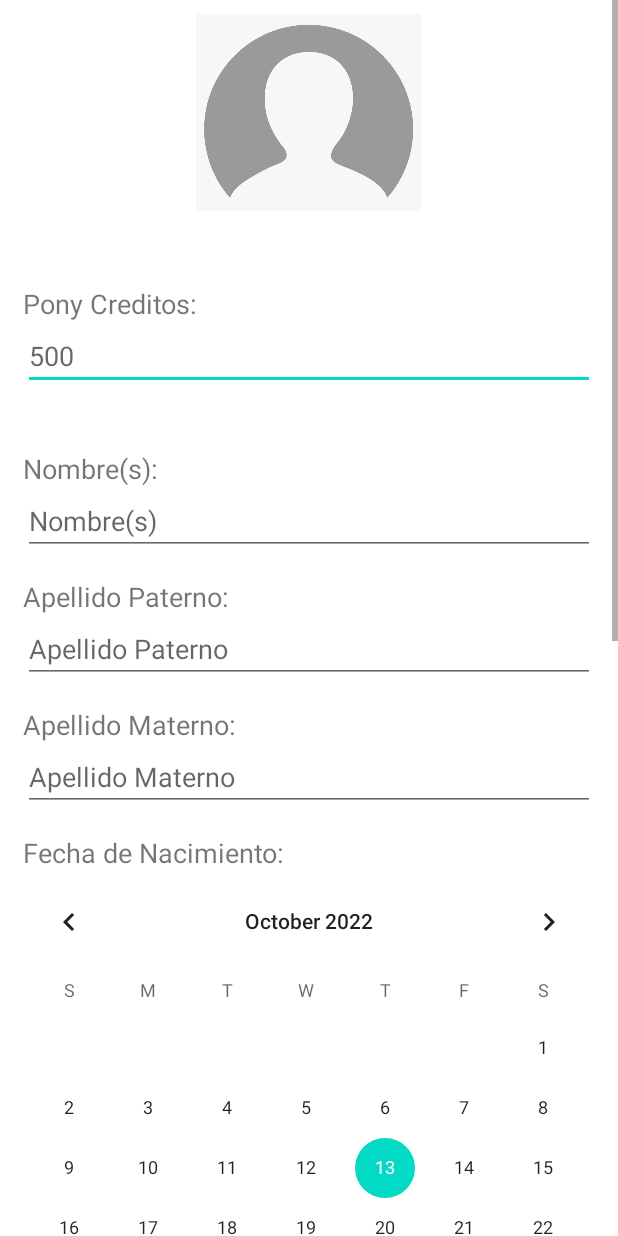
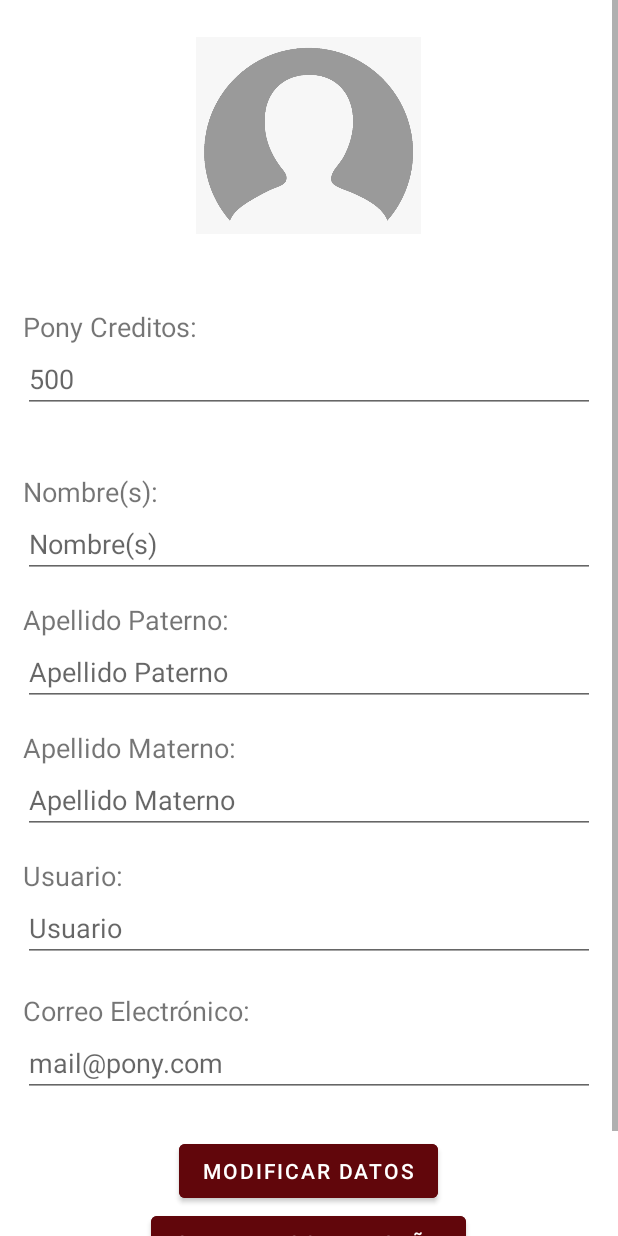
Before and after one commit to ALFREDOITM/PonyCafe, an Android app: the layout activity_user_profile.xml on its own in the app's theme, with its tools: preview values and no code run, on a phone screen of 412 x 824 dp. Run offline under Robolectric (Android 15) with nearby library versions, the light colour scheme and no system bars.

Commit message:
modificado el registro y la vision de usuario

```diff
--- a/app/build.gradle
+++ b/app/build.gradle
@@ -22,6 +22,9 @@ android {
             proguardFiles getDefaultProguardFile('proguard-android-optimize.txt'), 'proguard-rules.pro'
         }
     }
+    buildFeatures{
+        viewBinding true
+    }
     compileOptions {
         sourceCompatibility JavaVersion.VERSION_1_8
         targetCompatibility JavaVersion.VERSION_1_8
--- a/app/src/main/AndroidManifest.xml
+++ b/app/src/main/AndroidManifest.xml
@@ -27,6 +27,7 @@
         <activity android:name=".StoreMainActivity"></activity>
         <activity android:name=".NewUserActivity"></activity>
         <activity android:name=".SelectedItemActivity"></activity>
+        <activity android:name=".UserProfile"></activity>
     </application>
 
 </manifest>
--- a/app/src/main/java/org/example/ponycafe/MainActivity.kt
+++ b/app/src/main/java/org/example/ponycafe/MainActivity.kt
@@ -28,4 +28,8 @@ class MainActivity : AppCompatActivity() {
         val start = Intent(this, NewUserActivity::class.java)
         startActivity(start)
     }
+    fun userProfile(view: View?) {
+        val start = Intent(this, UserProfile::class.java)
+        startActivity(start)
+    }
 }
--- a/app/src/main/res/layout/activity_user_profile.xml
+++ b/app/src/main/res/layout/activity_user_profile.xml
@@ -17,6 +17,7 @@
             android:layout_height="150dp"
             android:layout_gravity="center"
             android:src="@drawable/user2"
+            android:layout_marginTop="15dp"
             />
         <TextView
             android:id="@+id/tvCredit"
@@ -35,7 +36,10 @@
             android:hint="500"
             android:inputType="text"
             android:maxLines="1"
-            android:clickable="false"/>
+            android:clickable="false"
+            android:focusable="false"
+            android:cursorVisible="false"
+            android:focusableInTouchMode="false"/>
 
         <TextView
             android:id="@+id/tvName"
@@ -55,7 +59,10 @@
             android:hint="Nombre(s)"
             android:inputType="text"
             android:maxLines="1"
-            android:clickable="false"/>
+            android:clickable="false"
+            android:focusable="false"
+            android:cursorVisible="false"
+            android:focusableInTouchMode="false"/>
 
         <TextView
             android:id="@+id/tvFatherLastName"
@@ -75,7 +82,10 @@
             android:hint="Apellido Paterno"
             android:inputType="text"
             android:maxLines="1"
-            android:clickable="false"/>
+            android:clickable="false"
+            android:focusable="false"
+            android:cursorVisible="false"
+            android:focusableInTouchMode="false"/>
 
         <TextView
             android:id="@+id/tvMotherLastName"
@@ -95,22 +105,10 @@
             android:hint="Apellido Materno"
             android:inputType="text"
             android:maxLines="1"
-            android:clickable="false"/>
-
-        <TextView
-            android:id="@+id/tvBirthDate"
-            android:layout_width="wrap_content"
-            android:layout_height="wrap_content"
-            android:layout_marginLeft="15dp"
-            android:layout_marginTop="15dp"
-            android:text="Fecha de Nacimiento:"
-            android:textSize="18sp" />
-
-        <CalendarView
-            android:id="@+id/calendarView"
-            android:layout_width="match_parent"
-            android:layout_height="wrap_content"
-            android:clickable="false"/>
+            android:clickable="false"
+            android:focusable="false"
+            android:cursorVisible="false"
+            android:focusableInTouchMode="false"/>
 
         <TextView
             android:id="@+id/tvUser"
@@ -132,69 +130,11 @@
             android:hint="Usuario"
             android:inputType="text"
             android:maxLines="1"
-            android:clickable="false"/>
+            android:clickable="false"
+            android:focusable="false"
+            android:cursorVisible="false"
+            android:focusableInTouchMode="false"/>
 
-
-        <TextView
-            android:id="@+id/tvUserType"
-            android:layout_width="wrap_content"
-            android:layout_height="wrap_content"
-            android:layout_marginLeft="15dp"
-            android:layout_marginTop="20dp"
-            android:layout_marginRight="15dp"
-            android:text="Tipo de Usuario:"
-            android:textSize="18sp" />
-
-        <RadioGroup
-            android:layout_width="match_parent"
-            android:layout_height="wrap_content"
-            android:layout_marginLeft="15dp"
-            android:layout_marginRight="15dp"
-            android:clickable="false">
-
-            <RadioButton
-                android:layout_width="match_parent"
-                android:layout_height="wrap_content"
-                android:text="Estudiante Lenguas" />
-
-            <RadioButton
-                android:layout_width="match_parent"
-                android:layout_height="wrap_content"
-                android:text="Estudiante Ingenieria/licenciatura" />
-
-            <RadioButton
-                android:layout_width="match_parent"
-                android:layout_height="wrap_content"
-                android:text="Visitante" />
-
-
-            <RadioButton
-                android:layout_width="wrap_content"
-                android:layout_height="wrap_content"
-                android:text="Personal del Instituto" />
-
-        </RadioGroup>
-
-        <TextView
-            android:id="@+id/tvControlNumber"
-            android:layout_width="wrap_content"
-            android:layout_height="wrap_content"
-            android:layout_marginLeft="15dp"
-            android:layout_marginTop="20dp"
-            android:layout_marginRight="15dp"
-            android:text="Número de Control:"
-            android:textSize="18sp" />
-
-        <EditText
-            android:id="@+id/etControlNumber"
-            android:layout_width="match_parent"
-            android:layout_height="wrap_content"
-            android:layout_marginLeft="15dp"
-            android:layout_marginRight="15dp"
-            android:hint="Número de Control"
-            android:inputType="text"
-            android:maxLines="1"
-            android:clickable="false"/>
 
         <TextView
             android:id="@+id/tvEmail"
@@ -216,14 +156,11 @@
             android:hint="mail@pony.com"
             android:inputType="textEmailAddress"
             android:maxLines="1"
-            android:clickable="false"/>
+            android:clickable="false"
+            android:focusable="false"
+            android:cursorVisible="false"
+            android:focusableInTouchMode="false"/>
 
-        <Button
-            android:layout_width="wrap_content"
-            android:layout_height="wrap_content"
-            android:backgroundTint="@color/rojo_tec"
-            android:onClick="launchLogin"
-            android:text="login" />
         <Button
             android:layout_width="wrap_content"
             android:layout_height="wrap_content"
@@ -240,6 +177,14 @@
             android:layout_gravity="center"
             />
 
+        <Button
+            android:layout_width="wrap_content"
+            android:layout_height="wrap_content"
+            android:backgroundTint="@color/rojo_tec"
+            android:onClick="launchLogin"
+            android:text="Cerrar Sesión"
+            android:layout_gravity="center"/>
+
     </androidx.appcompat.widget.LinearLayoutCompat>
 
 </ScrollView>
```
Also changed, not shown: app/src/main/java/org/example/ponycafe/NewUserActivity.kt (+32 -1 lines), app/src/main/res/layout/activity_main.xml (+13 -1 lines), app/src/main/res/layout/activity_new_user.xml (+57 -28 lines).
